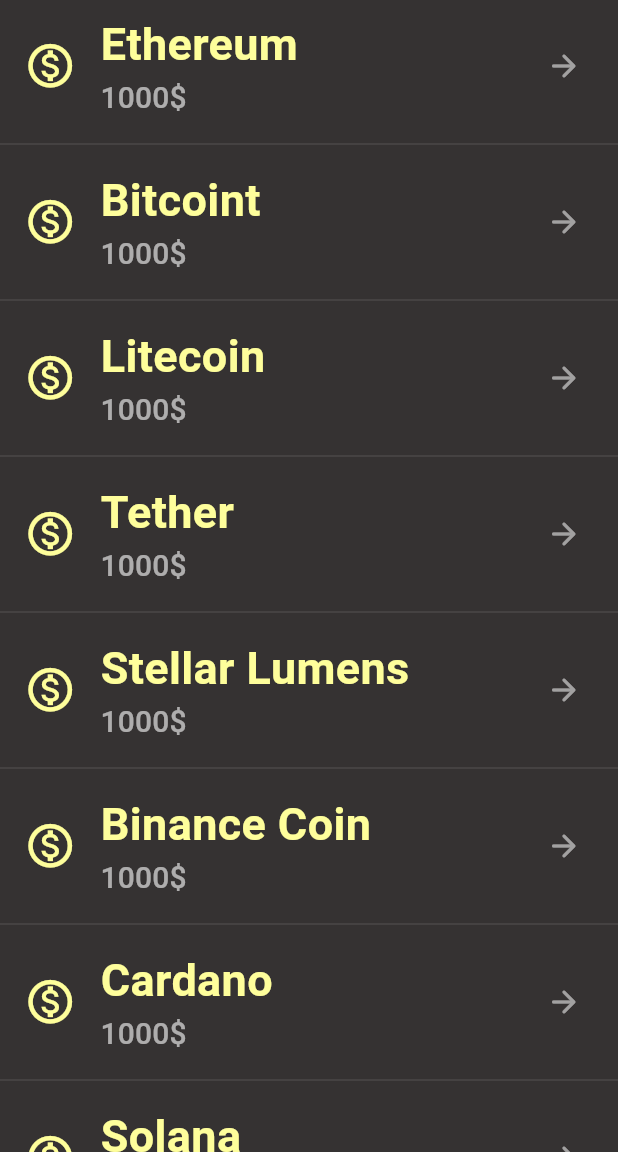
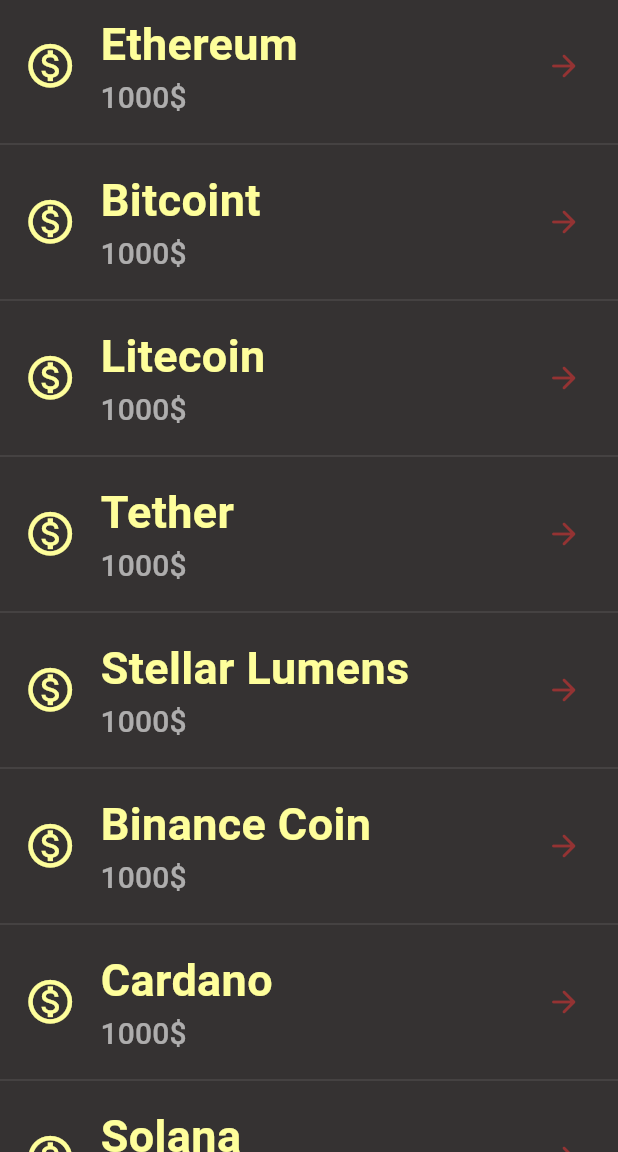
Before and after one commit to angelvlch/Navigator_Flutter_app, a Flutter app: the screen it shows after launch, on a phone screen of 412 x 824 dp, the part 84-1236 px from its top. Run offline on Flutter 3.47's test engine with Material 3 defaults, Android fonts, the phone set to English and light mode, and no system bars.

Commit message:
text commit

```diff
--- a/lib/main.dart
+++ b/lib/main.dart
@@ -12,7 +12,7 @@ class CryptoCurrentList extends StatelessWidget {
       debugShowCheckedModeBanner: false,
       theme: ThemeData(
         listTileTheme: const ListTileThemeData(
-          iconColor: Colors.white54,
+          iconColor: Color.fromARGB(137, 230, 52, 52),
         ),
         dividerColor: Colors.white10,
         scaffoldBackgroundColor: Color.fromRGBO(38, 34, 34, 0.93),
```
